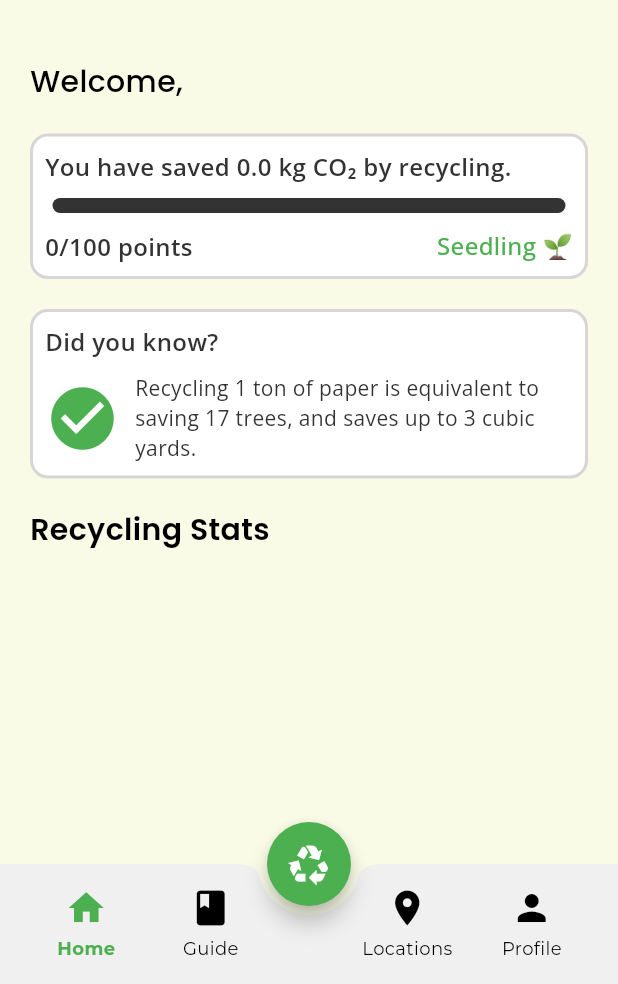
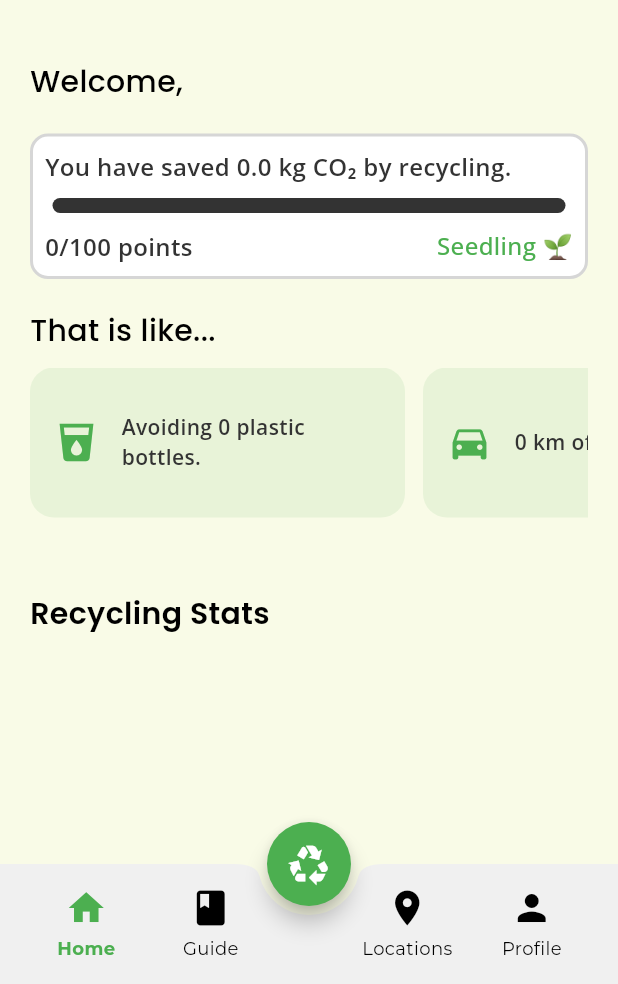
Before and after one commit to calvin050101/Green-Bin-App, a Flutter app: the screen it shows once a user with an empty profile is signed in, on a phone screen of 412 x 824 dp, the part 252-1236 px from its top. Run offline on Flutter 3.47's test engine with Material 3 defaults, Android fonts, the phone set to English and light mode, and no system bars; our stand-ins replace cloud_firestore, firebase_auth, firebase_core, flutter_markdown, flutter_riverpod, geolocator and 2 more; missing offline and left inert: flutter_google_maps_webservices; accounts and stored records are empty; generated files the repository leaves out were written again.

Commit message:
Created fun facts card

```diff
--- a/lib/pages/home_page.dart
+++ b/lib/pages/home_page.dart
@@ -2,9 +2,10 @@ import 'dart:math';
 
 import 'package:flutter/material.dart';
 import 'package:flutter_riverpod/flutter_riverpod.dart';
-import 'package:green_bin/models/user_level_model.dart';
-import 'package:green_bin/widgets/cust_container.dart';
-import 'package:green_bin/widgets/waste_type_summary_card.dart';
+import '../models/user_level_model.dart';
+import '../widgets/cust_container.dart';
+import '../widgets/waste_type_summary_card.dart';
+import '../widgets/fun_fact_card.dart';
 
 import '../helper/waste_type_functions.dart';
 import '../models/recycling_summary.dart';
@@ -41,7 +42,6 @@ class HomePage extends ConsumerWidget {
           ),
           body: SingleChildScrollView(child: showHome(user, context, ref)),
         );
-
       },
       loading: () => const Center(child: CircularProgressIndicator()),
       error: (error, stack) => Center(child: Text('Error: $error')),
@@ -52,6 +52,10 @@ class HomePage extends ConsumerWidget {
     final List<WasteTypeSummary> wasteTypeCounts = getWasteTypeCounts(
       user.records,
     );
+    final RecyclingSummary summary =
+        user.records != null
+            ? calculateRecyclingSummary(user.records)
+            : RecyclingSummary(totalPoints: 0, totalCarbonFootprintSaved: 0);
 
     return Column(
       mainAxisAlignment: MainAxisAlignment.start,
@@ -79,14 +83,27 @@ class HomePage extends ConsumerWidget {
 
         Padding(
           padding: const EdgeInsets.symmetric(horizontal: 20),
-          child: pointsProgressContainer(user, context),
+          child: pointsProgressContainer(summary, context),
         ),
 
         const SizedBox(height: 20),
 
         Padding(
           padding: const EdgeInsets.symmetric(horizontal: 20),
-          child: funFactContainer(context),
+          child: Text(
+            "That is like...",
+            style: TextStyle(
+              fontFamily: 'Poppins',
+              fontWeight: FontWeight.w500,
+              fontSize: 20,
+            ),
+          ),
+        ),
+        SizedBox(height: 10),
+
+        Padding(
+          padding: const EdgeInsets.symmetric(horizontal: 20),
+          child: funFactContainer(summary, context),
         ),
 
         const SizedBox(height: 20),
@@ -181,12 +198,10 @@ class HomePage extends ConsumerWidget {
     );
   }
 
-  CustContainer pointsProgressContainer(UserModel user, BuildContext context) {
-    final RecyclingSummary summary =
-        user.records != null
-            ? calculateRecyclingSummary(user.records)
-            : RecyclingSummary(totalPoints: 0, totalCarbonFootprintSaved: 0);
-
+  CustContainer pointsProgressContainer(
+    RecyclingSummary summary,
+    BuildContext context,
+  ) {
     final UserLevel userLevel = getUserLevel(summary.totalPoints);
     final double progress = min(
       (summary.totalPoints - userLevel.minPoints) / userLevel.maxPoints,
@@ -252,44 +267,53 @@ class HomePage extends ConsumerWidget {
     );
   }
 
-  CustContainer funFactContainer(BuildContext context) {
-    return CustContainer(
-      child: Column(
-        mainAxisAlignment: MainAxisAlignment.start,
-        crossAxisAlignment: CrossAxisAlignment.start,
-        children: [
-          Text(
-            "Did you know?",
-            style: TextStyle(
-              color: Theme.of(context).colorScheme.surface,
-              fontWeight: FontWeight.w600,
-              fontSize: 16,
-              fontFamily: 'OpenSans',
-            ),
+  Column funFactContainer(
+    RecyclingSummary summary,
+    BuildContext context,
+  ) {
+    final carbonFootprint = summary.totalCarbonFootprintSaved;
+
+    // List of fun facts with an icon
+    final funFacts = [
+      {
+        'icon': Icons.local_drink,
+        'text': 'Avoiding ${(carbonFootprint * 80).toInt()} plastic bottles.',
+      },
+      {
+        'icon': Icons.directions_car,
+        'text': '${(carbonFootprint * 4).toInt()} km of driving.',
+      },
+      {
+        'icon': Icons.forest,
+        'text':
+            'Saving ${(carbonFootprint / 20).toStringAsFixed(2)} trees per year.',
+      },
+      {
+        'icon': Icons.lightbulb,
+        'text':
+            'Powering a lightbulb for ${(carbonFootprint * 10).toInt()} hours.',
+      }
+    ];
+
+    return Column(
+      crossAxisAlignment: CrossAxisAlignment.start,
+      children: [
+        SizedBox(
+          height: 100,
+          child: ListView.builder(
+            scrollDirection: Axis.horizontal,
+              itemCount: funFacts.length,
+              itemBuilder: (context, index) {
+                final fact = funFacts[index];
+                return FunFactCard(
+                  icon: fact['icon'] as IconData,
+                  text: fact['text'] as String,
+                );
+              }
           ),
-          SizedBox(height: 10),
-          Row(
-            children: [
-              Icon(
-                Icons.check_circle,
-                color: Theme.of(context).colorScheme.primary,
-                size: 50,
-              ),
-              SizedBox(width: 10),
-              Expanded(
-                child: Text(
-                  'Recycling 1 ton of paper is equivalent to saving 17 trees, '
-                      'and saves up to 3 cubic yards.',
-                  style: TextStyle(
-                    color: Theme.of(context).colorScheme.surface,
-                    fontFamily: 'OpenSans',
-                  ),
-                ),
-              ),
-            ],
-          ),
-        ],
-      ),
+        ),
+        const SizedBox(height: 30),
+      ],
     );
   }
 }
--- /dev/null
+++ b/lib/widgets/fun_fact_card.dart
@@ -0,0 +1,38 @@
+import 'package:flutter/material.dart';
+
+class FunFactCard extends StatelessWidget {
+  final IconData icon;
+  final String text;
+
+  const FunFactCard({super.key, required this.icon, required this.text});
+
+  @override
+  Widget build(BuildContext context) {
+    return Container(
+      width: 250,
+      margin: const EdgeInsets.only(right: 12),
+      padding: const EdgeInsets.all(16),
+      decoration: BoxDecoration(
+        color: Theme.of(context).colorScheme.primary.withValues(alpha: 0.1),
+        borderRadius: BorderRadius.circular(16),
+      ),
+      child: Row(
+        crossAxisAlignment: CrossAxisAlignment.center,
+        children: [
+          Icon(icon, color: Theme.of(context).colorScheme.primary, size: 30),
+          const SizedBox(width: 15),
+          Expanded(
+            child: Text(
+              text,
+              style: TextStyle(
+                color: Theme.of(context).colorScheme.surface,
+                fontFamily: 'OpenSans',
+                fontWeight: FontWeight.w600
+              ),
+            ),
+          ),
+        ],
+      ),
+    );
+  }
+}
```
